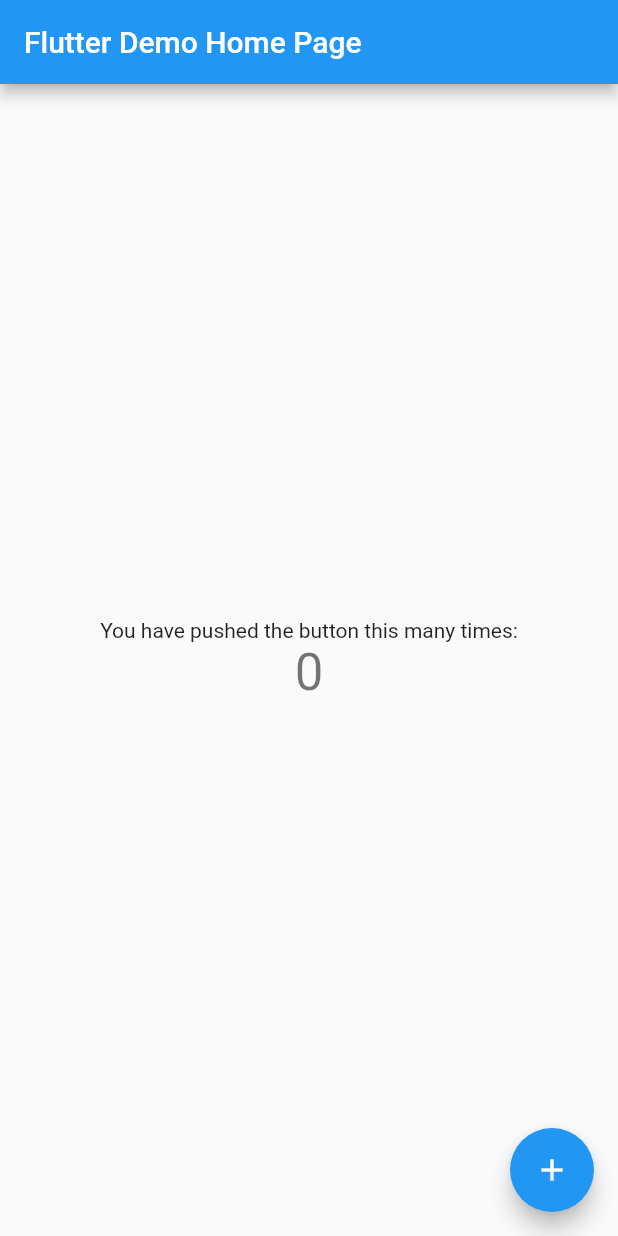
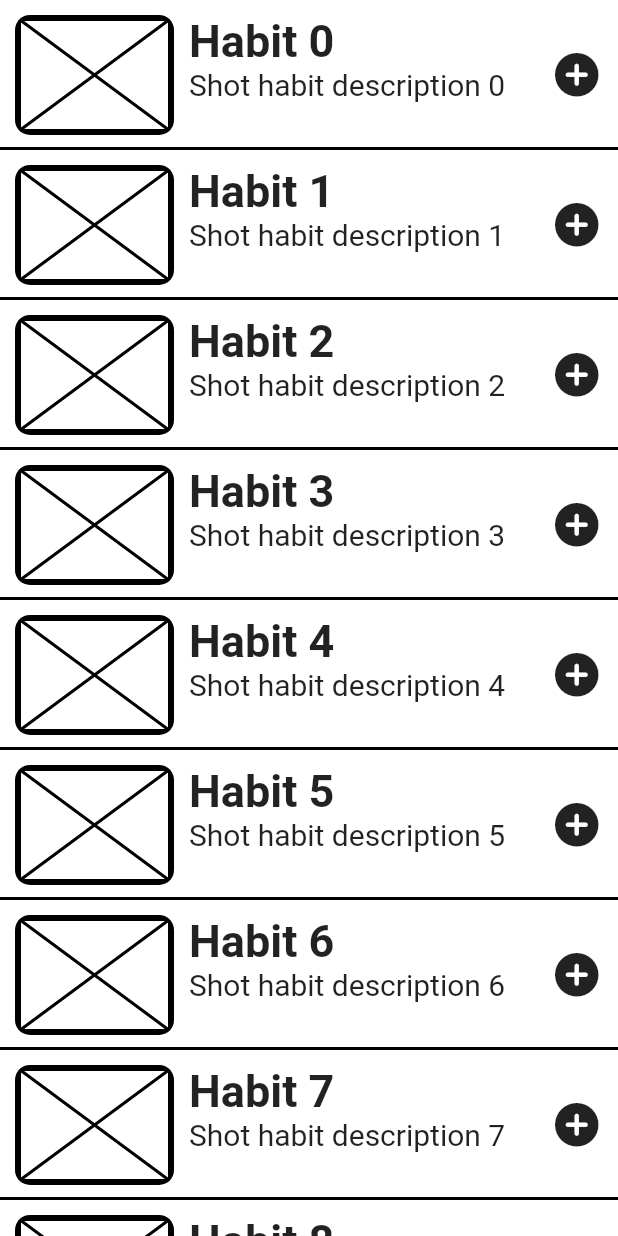
Before and after one commit to andrei-toterman/habit-garden, a Flutter app: the screen it shows after launch, on a phone screen of 412 x 824 dp. Run offline on Flutter 3.47's test engine with Material 2 defaults, Android fonts, the phone set to English and light mode, and no system bars; our stand-ins replace google_fonts; Roboto replaces fonts that are missing (Dosis).

Commit message:
layout for list of possible habits

```diff
--- a/flutter/habit_garden/lib/main.dart
+++ b/flutter/habit_garden/lib/main.dart
@@ -1,54 +1,100 @@
 import 'package:flutter/material.dart';
+import 'package:google_fonts/google_fonts.dart';
 
 void main() => runApp(MyApp());
 
 class MyApp extends StatelessWidget {
   @override
-  Widget build(BuildContext context) => MaterialApp(
-        title: 'Flutter Demo',
-        theme: ThemeData(
-          primarySwatch: Colors.blue,
-          visualDensity: VisualDensity.adaptivePlatformDensity,
-        ),
-        home: MyHomePage(title: 'Flutter Demo Home Page'),
-      );
+  Widget build(BuildContext context) {
+    return MaterialApp(
+      home: HabitSelectionList(),
+    );
+  }
 }
 
-class MyHomePage extends StatefulWidget {
-  MyHomePage({Key key, this.title}) : super(key: key);
-
-  final String title;
+class HabitSelectionList extends StatelessWidget {
+  final int items = 15;
 
   @override
-  _MyHomePageState createState() => _MyHomePageState();
+  Widget build(BuildContext context) {
+    return Scaffold(
+      body: ListView.separated(
+          itemCount: items,
+          separatorBuilder: (BuildContext context, int index) => Divider(
+            thickness: 2,
+            height: 0,
+            color: Colors.black,
+          ),
+          itemBuilder: (BuildContext context, int index) {
+            return HabitSelectionItem(
+              title: 'Habit $index',
+              subtitle: 'Shot habit description $index',
+            );
+          },
+      ),
+    );
+  }
 }
 
-class _MyHomePageState extends State<MyHomePage> {
-  int _counter = 0;
+class HabitSelectionItem extends StatelessWidget {
+  final String title;
+  final String subtitle;
 
-  void _incrementCounter() {
-    setState(() => _counter++);
-  }
+  HabitSelectionItem({Key key, this.title, this.subtitle}) : super(key: key);
 
   @override
-  Widget build(BuildContext context) => Scaffold(
-        appBar: AppBar(title: Text(widget.title)),
-        body: Center(
-          child: Column(
-            mainAxisAlignment: MainAxisAlignment.center,
-            children: <Widget>[
-              Text('You have pushed the button this many times:'),
+  Widget build(BuildContext context) {
+    return Container(
+      child: Row(
+        crossAxisAlignment: CrossAxisAlignment.start,
+        children: [
+          ClipRRect(
+            borderRadius: BorderRadius.circular(10),
+            child: Container(
+              child: Placeholder(fallbackWidth: 100, color: Colors.black),
+              decoration: BoxDecoration(
+                border: Border.all(width: 3),
+              ),
+            ),
+          ),
+          SizedBox(width: 10,),
+          Column(
+            crossAxisAlignment: CrossAxisAlignment.start,
+            children: [
               Text(
-                '$_counter',
-                style: Theme.of(context).textTheme.headline4,
+                this.title,
+                style: GoogleFonts.dosis(
+                  fontWeight: FontWeight.bold,
+                  fontSize: 30,
+                ),
+              ),
+              Text(
+                this.subtitle,
+                style: GoogleFonts.dosis(
+                  fontSize: 20,
+                ),
               ),
             ],
           ),
-        ),
-        floatingActionButton: FloatingActionButton(
-          onPressed: _incrementCounter,
-          tooltip: 'Increment',
-          child: Icon(Icons.add),
-        ),
-      );
+          Spacer(),
+          GestureDetector(
+            onTap: () => print(this.title),
+            child: Container(
+              height: double.infinity,
+              alignment: Alignment.centerRight,
+              child: Icon(
+                Icons.add_circle_rounded,
+                size: 35,
+              ),
+            ),
+          ),
+        ],
+      ),
+      height: 100,
+      padding: EdgeInsets.all(10),
+      decoration: BoxDecoration(
+        color: Colors.white,
+      ),
+    );
+  }
 }
--- a/flutter/habit_garden/pubspec.yaml
+++ b/flutter/habit_garden/pubspec.yaml
@@ -11,6 +11,7 @@ environment:
 dependencies:
   flutter:
     sdk: flutter
+  google_fonts: ^1.1.1
 
 dev_dependencies:
   flutter_test:
```
Also changed, not shown: flutter/habit_garden/pubspec.lock, 1 other file.
